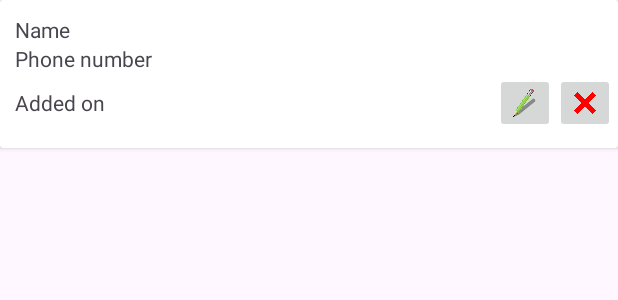
After one commit to sunil-poudel/Contact-manager, an Android app: the layout list_row.xml on its own in the app's theme, with its tools: preview values and no code run, on a phone screen of 412 x 824 dp. The commit adds this screen. Shown: the top 300 px of the screen. Run offline under Robolectric (Android 15) with nearby library versions, the light colour scheme and no system bars.

Commit message:
list_row.xml make the layout with card view

```diff
--- /dev/null
+++ b/app/src/main/res/layout/list_row.xml
@@ -0,0 +1,74 @@
+<?xml version="1.0" encoding="utf-8"?>
+<RelativeLayout xmlns:android="http://schemas.android.com/apk/res/android"
+    xmlns:app="http://schemas.android.com/apk/res-auto"
+    xmlns:tools="http://schemas.android.com/tools"
+    android:layout_width="match_parent"
+    android:layout_height="match_parent">
+
+    <androidx.cardview.widget.CardView
+        android:layout_width="match_parent"
+        android:layout_height="wrap_content"
+        >
+
+        <LinearLayout
+            android:layout_width="match_parent"
+            android:layout_height="match_parent"
+            android:orientation="vertical"
+            android:paddingStart="10dp"
+            android:paddingEnd="2dp"
+            android:paddingTop="10dp"
+            android:paddingBottom="10dp">
+
+            <TextView
+                android:id="@+id/contact_name"
+                android:layout_width="match_parent"
+                android:layout_height="wrap_content"
+                android:text="Name" />
+
+            <TextView
+                android:id="@+id/contact_phone_number"
+                android:layout_width="match_parent"
+                android:layout_height="wrap_content"
+                android:text="Phone number" />
+
+            <RelativeLayout
+                android:layout_width="match_parent"
+                android:layout_height="match_parent">
+
+                <LinearLayout
+                    android:layout_width="match_parent"
+                    android:layout_height="wrap_content"
+                    android:orientation="horizontal"
+                    >
+
+                    <TextView
+                        android:id="@+id/contact_date_added"
+                        android:layout_width="wrap_content"
+                        android:layout_height="match_parent"
+                        android:layout_weight="1"
+                        android:gravity="center_vertical"
+                        android:text="@string/added_on" />
+
+                    <ImageButton
+                        android:id="@+id/contact_edit"
+                        android:layout_width="40dp"
+                        android:layout_height="40dp"
+                        android:scaleType="fitCenter"
+                        android:contentDescription="@string/edit_icon"
+                        android:src="@drawable/pencil_icon" />
+
+                    <ImageButton
+                        android:id="@+id/contact_delete"
+                        android:layout_width="40dp"
+                        android:layout_height="40dp"
+                        android:scaleType="fitCenter"
+                        android:contentDescription="@string/cross_icon"
+                        app:srcCompat="@drawable/cross_icon" />
+
+                </LinearLayout>
+            </RelativeLayout>
+
+        </LinearLayout>
+
+    </androidx.cardview.widget.CardView>
+</RelativeLayout>
--- a/app/src/main/res/values/colors.xml
+++ b/app/src/main/res/values/colors.xml
@@ -2,4 +2,5 @@
 <resources>
     <color name="black">#FF000000</color>
     <color name="white">#FFFFFFFF</color>
+    <color name="grey">#EDE8E8</color>
 </resources>
--- a/app/src/main/res/values/strings.xml
+++ b/app/src/main/res/values/strings.xml
@@ -1,3 +1,6 @@
 <resources>
     <string name="app_name">ContactManager</string>
+    <string name="edit_icon">edit icon</string>
+    <string name="cross_icon">cross icon</string>
+    <string name="added_on">Added on</string>
 </resources>
```
Also changed, not shown: app/src/main/res/drawable/cross_icon.png (added), app/src/main/res/drawable/pencil_icon.png (added), 2 other files.
